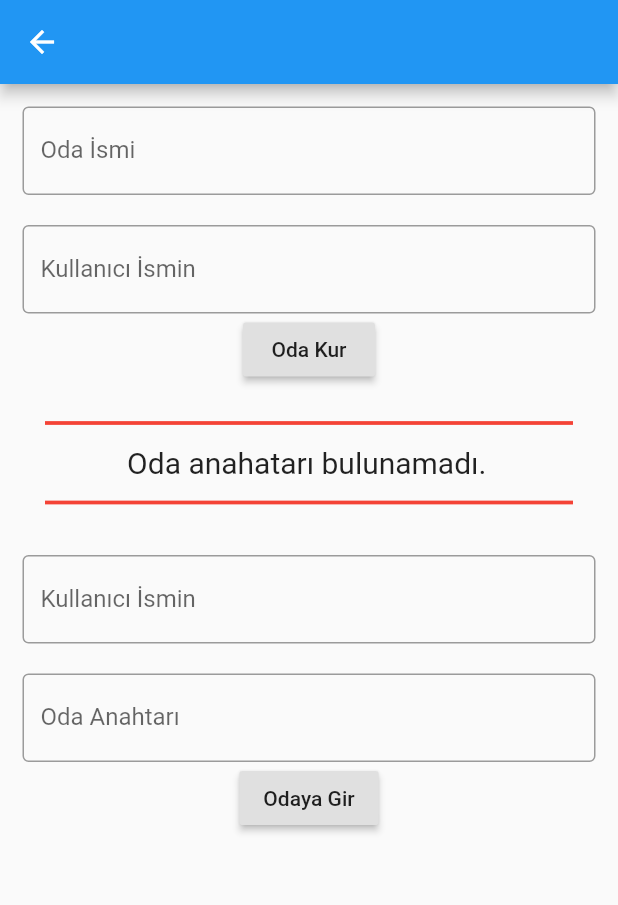
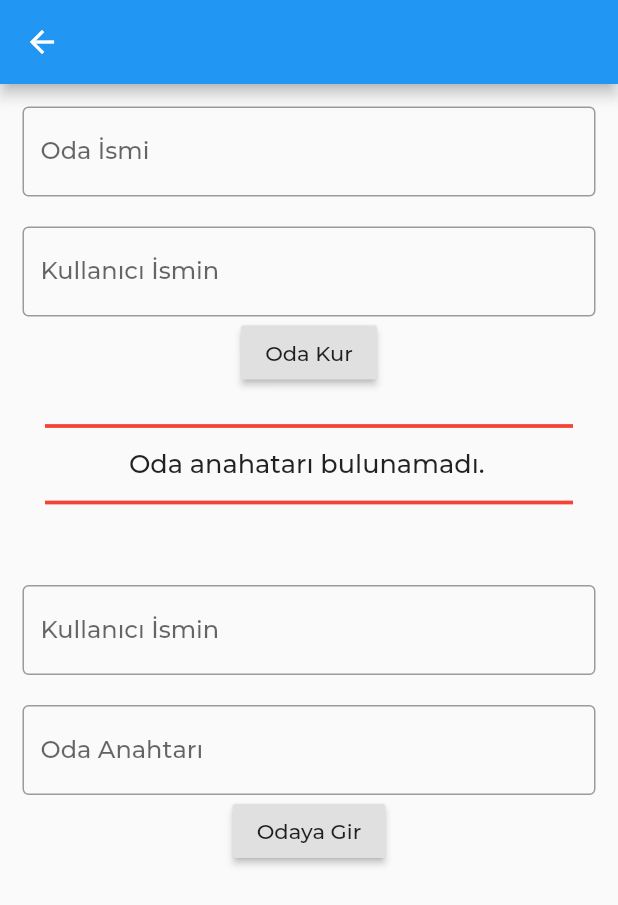
Before and after one commit to sercantor/cizelge_app, a Flutter app: the screen it shows once a user with an empty profile is signed in, after a tap on the "add" icon, on a phone screen of 412 x 824 dp. Shown: the top 905 px of the screen. Run offline on Flutter 3.47's test engine with Material 2 defaults, Android fonts, the phone set to English and light mode, and no system bars; our stand-ins replace cloud_firestore, connectivity, firebase_auth, flutter_calendar_carousel, google_sign_in, shared_preferences; accounts and stored records are empty.

```diff
--- a/lib/main.dart
+++ b/lib/main.dart
@@ -19,6 +19,6 @@ class MyApp extends StatelessWidget {
       StreamProvider<User>.value(value: AuthService().user),
       ChangeNotifierProvider<DatabaseService>(create: (context) => DatabaseService()),
       ChangeNotifierProvider<CalendarProvider>(create: (context) => CalendarProvider()),
-    ], child: MaterialApp(home: Wrapper()));
+    ], child: MaterialApp(home: Wrapper(), theme: ThemeData(fontFamily: 'Montserrat',), darkTheme: ThemeData.dark(),));
   }
 }
--- /dev/null
+++ b/lib/models/date_picker.dart
@@ -0,0 +1,3 @@
+class DatePicker {
+  final
+}
--- a/lib/providers/calendar_provider.dart
+++ b/lib/providers/calendar_provider.dart
@@ -2,15 +2,20 @@ import 'package:flutter/foundation.dart';
 import 'package:flutter_calendar_carousel/classes/event.dart';
 import 'package:flutter_calendar_carousel/flutter_calendar_carousel.dart';
 import 'package:shared_preferences/shared_preferences.dart';
+import 'dart:convert';
+
+//TODO: authorized users can request dates from other rooms, although this is highly unlikely, try to fix
 
 class CalendarProvider with ChangeNotifier {
   DateTime _dateCursor;
   List<int> _datesList;
   EventList<Event> _markedDateMap;
+  Map<String, dynamic> _datesMap;
 
   CalendarProvider() {
     _dateCursor = DateTime.now();
     _datesList = List<int>();
+    _datesMap = Map<String, dynamic>();
     _markedDateMap = EventList<Event>(events: {});
     loadPreferences();
   }
@@ -19,10 +24,16 @@ class CalendarProvider with ChangeNotifier {
   DateTime get dateCursor => _dateCursor;
   List<int> get datesList => _datesList;
   EventList<Event> get markedDateMap => _markedDateMap;
+  Map<String, dynamic> get datesMap => _datesMap;
 
   //setters
   void setDateCursor(DateTime date) {
     _dateCursor = date;
+    notifyListeners();
+  }
+
+  void setDateMap(String date, List<String> startAndEndTime) {
+    _datesMap.putIfAbsent(date.toString(), () => startAndEndTime);
     notifyListeners();
   }
 
@@ -39,11 +50,13 @@ class CalendarProvider with ChangeNotifier {
   }
 
   loadPreferences() async {
+    //TODO: rewrite this, not that hard
     SharedPreferences prefs = await SharedPreferences.getInstance();
     if (prefs.getStringList('date_nobet') == null) {
     } else {
       _datesList =
           prefs.getStringList('date_nobet').map(int.parse).toList() ?? [];
+      _datesMap = json.decode(prefs.getString('datesMap'));
     }
 
     //removes the dates that have been selected before, and now have passed
@@ -56,7 +69,17 @@ class CalendarProvider with ChangeNotifier {
       _markedDateMap.add(DateTime.fromMillisecondsSinceEpoch(_datesList[i]),
           new Event(date: DateTime.fromMillisecondsSinceEpoch(_datesList[i])));
     }
+
+    _datesList.forEach((date) {
+      if (!_datesMap.containsKey('${date.toString()}')) {
+        _datesMap.remove('${date.toString()}');
+      }
+    });
     notifyListeners();
+  }
+
+  void removeDateMap(String date) {
+    _datesMap.remove(date);
   }
 
   savePreferences() async {
@@ -67,6 +90,7 @@ class CalendarProvider with ChangeNotifier {
         _datesList.map<String>((int a) {
           return a.toString();
         }).toList());
+    prefs.setString('datesMap', json.encode(_datesMap));
     notifyListeners();
   }
 }
--- a/lib/screens/add_room_contents.dart
+++ b/lib/screens/add_room_contents.dart
@@ -129,7 +129,9 @@ class _AddRoomContentsState extends State<AddRoomContents> {
                                   db.deleteFromLocal();
                                 }
                               : null,
-                          child: Text('Odadan Çık'),
+                          child: Text(
+                            'Odadan Çık',
+                          ),
                         ),
                         visible: (db.roomRef != null),
                       ),
@@ -144,7 +146,7 @@ class _AddRoomContentsState extends State<AddRoomContents> {
                         (db.roomRef != null)
                             ? 'Oda anahtarın: ${db.roomRef}'
                             : 'Oda anahatarı bulunamadı.',
-                        style: TextStyle(fontSize: 20.0),
+                        style: TextStyle(fontSize: 17.0),
                       ),
                       Divider(
                         indent: 15.0,
@@ -157,15 +159,16 @@ class _AddRoomContentsState extends State<AddRoomContents> {
                         height: 20.0,
                       ),
                       Visibility(
-                        child: Center(
+                        child: Container(
                           child: Text(
                             'Oda: ${db.roomName}',
                             style: TextStyle(
-                                fontSize: 25.0, fontWeight: FontWeight.bold),
+                                fontSize: 18.0, fontWeight: FontWeight.bold),
                           ),
                         ),
                         visible: db.roomRef != null,
                       ),
+                      SizedBox(height: 20.0,),
                       Visibility(
                         child: StreamBuilder<QuerySnapshot>(
                             stream: db.queryDisplayId(),
@@ -180,8 +183,7 @@ class _AddRoomContentsState extends State<AddRoomContents> {
                                     itemBuilder: (context, index) {
                                       return _buildUserList(
                                           context,
-                                          snapshot.data.documents[index],
-                                          user.avatar);
+                                          snapshot.data.documents[index]);
                                     }),
                               );
                             }),
@@ -273,17 +275,21 @@ class _AddRoomContentsState extends State<AddRoomContents> {
       ),
     );
   }
+
   Widget _buildUserList(
-      BuildContext context, DocumentSnapshot document, String avatar) {
+      BuildContext context, DocumentSnapshot document) {
     return ListTile(
       leading: CircleAvatar(
         radius: 20.0,
-        backgroundImage: document['avatar'] != null
-            ? NetworkImage(document['avatar'], scale: 3.0)
+        backgroundImage: document['avatar'].toString() != null
+            ? NetworkImage(document['avatar'].toString(), scale: 3.0)
             : ExactAssetImage('./lib/assets/x.png', scale: 10.0),
         backgroundColor: Colors.transparent,
       ),
-      title: Text(document['displayid'], style: TextStyle(fontSize: 18.0, fontWeight: FontWeight.bold),),
+      title: Text(
+        document['displayid'].toString(),
+        style: TextStyle(fontSize: 14.0, fontWeight: FontWeight.bold),
+      ),
     );
   }
 }
--- a/lib/screens/home.dart
+++ b/lib/screens/home.dart
@@ -5,7 +5,6 @@ import 'package:cizelge_app/widgets/calendar.dart';
 import 'package:cizelge_app/widgets/add_room.dart';
 
 class HomePage extends StatelessWidget {
-
   final _auth = AuthService();
 
   @override
@@ -15,15 +14,23 @@ class HomePage extends StatelessWidget {
       appBar: AppBar(
         actions: <Widget>[
           FlatButton.icon(
-            onPressed: () async{
+            onPressed: () async {
               await _auth.signOut();
-
             },
-            icon: Icon(Icons.person),
-            label: Text('Çıkış yap'),
+            icon: Icon(
+              Icons.person,
+              color: Colors.white,
+            ),
+            label: Text(
+              'Çıkış yap',
+              style: TextStyle(color: Colors.white),
+            ),
           ),
         ],
-        title: Text('Cizelge App'),
+        title: Text(
+          'çizelge app',
+        style: TextStyle(fontWeight: FontWeight.bold),
+        ),
       ),
       body: Container(
         child: Center(
--- a/lib/screens/sign_in.dart
+++ b/lib/screens/sign_in.dart
@@ -46,7 +46,7 @@ class _SignInState extends State<SignIn> {
                           child: Text(
                             'Google ile Giriş Yap',
                             style: TextStyle(
-                              fontSize: 20,
+                              fontSize: 16.0,
                               color: Colors.grey,
                             ),
                           ),
--- a/lib/services/database.dart
+++ b/lib/services/database.dart
@@ -71,7 +71,7 @@ class DatabaseService with ChangeNotifier {
     prefs.setString('userkey', '$_userRef');
   }
 
-  updateUserData(List<int> datesList) async {
+  updateUserData(Map<String, dynamic> datesMap) async {
     SharedPreferences prefs = await SharedPreferences.getInstance();
     String roomKey = prefs.getString('roomkey');
     String userKey = prefs.getString('userkey');
@@ -81,7 +81,7 @@ class DatabaseService with ChangeNotifier {
         .document('$roomKey')
         .collection('users')
         .document('$userKey')
-        .updateData({'dates': datesList});
+        .updateData({'datesmap': datesMap});
   }
 
   Future<String> getUserKey() async {
--- a/lib/widgets/send_data_button.dart
+++ b/lib/widgets/send_data_button.dart
@@ -13,12 +13,12 @@ class SendDataButton extends StatelessWidget {
 
     return Container(
         child: RaisedButton(
-          child: Text('Seçtiğim Günleri İnternete Gönder'),
+          child: Text('Seçtiğim Günleri İnternete Gönder', style: TextStyle(fontFamily: 'Montserrat'),),
           onPressed: (db.roomRef != null &&
           //check internet connection
           (connectionStatus == ConnectivityStatus.Cellular || connectionStatus == ConnectivityStatus.Wifi))
               ? () {
-                  db.updateUserData(calendarProvider.datesList);
+                  db.updateUserData(calendarProvider.datesMap);
                 }
               : null,
         ),
```
Also changed, not shown: lib/widgets/calendar.dart (+36 -3 lines), lib/widgets/show_coworker.dart (+21 -4 lines), lib/widgets/time_form.dart (added, +136 -0 lines), pubspec.yaml (+5 -4 lines), lib/assets/Montserrat-Medium.ttf (added), pubspec.lock.
